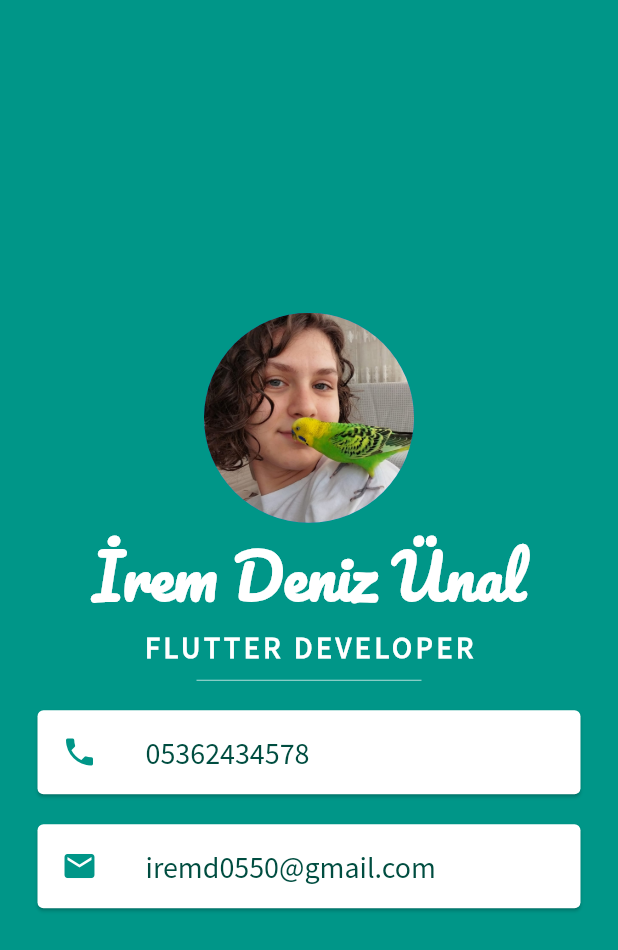
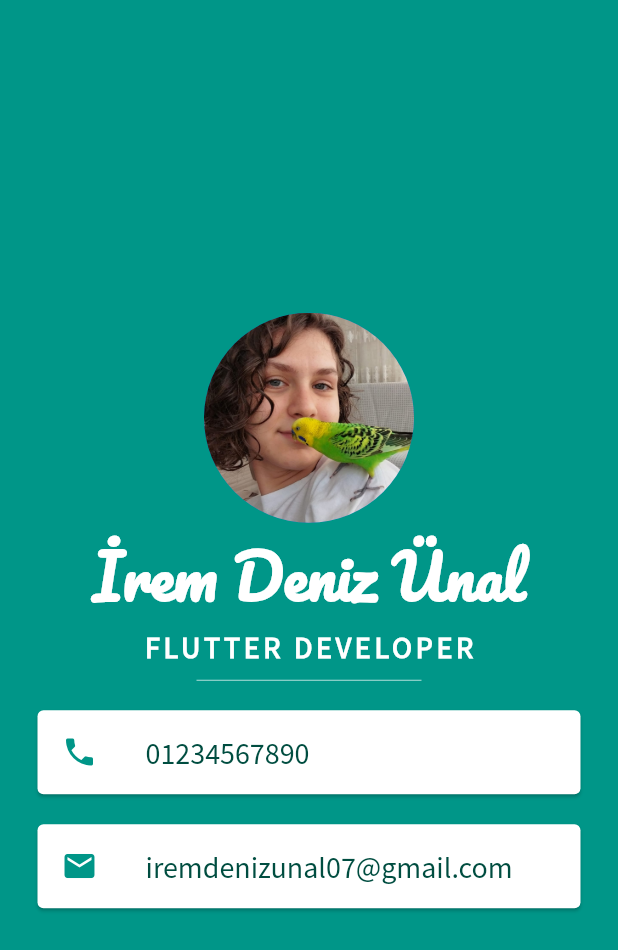
Before and after one commit to IremDenizUnal/Odev1-Notlarim, a Flutter app: the screen it shows after launch, on a phone screen of 412 x 824 dp. Shown: the top 950 px of the screen. Run offline on Flutter 3.47's test engine with Material 2 defaults, Android fonts, the phone set to English and light mode, and no system bars.

Commit message:
kart uygulamasının genel bitmiş hali.

```diff
--- a/lib/main.dart
+++ b/lib/main.dart
@@ -51,7 +51,7 @@ class MyApp extends StatelessWidget {
                     color: Colors.teal,
                   ),
                   title: Text(
-                    '05362434578',
+                    '01234567890',
                     style: TextStyle(
                         color: Colors.teal[900],
                         fontSize: 20.0,
@@ -68,7 +68,7 @@ class MyApp extends StatelessWidget {
                       color: Colors.teal,
                     ),
                     title: Text(
-                      'iremd0550@gmail.com',
+                      'iremdenizunal07@gmail.com',
                       style: TextStyle(
                           color: Colors.teal[900],
                           fontSize: 20.0,
```
